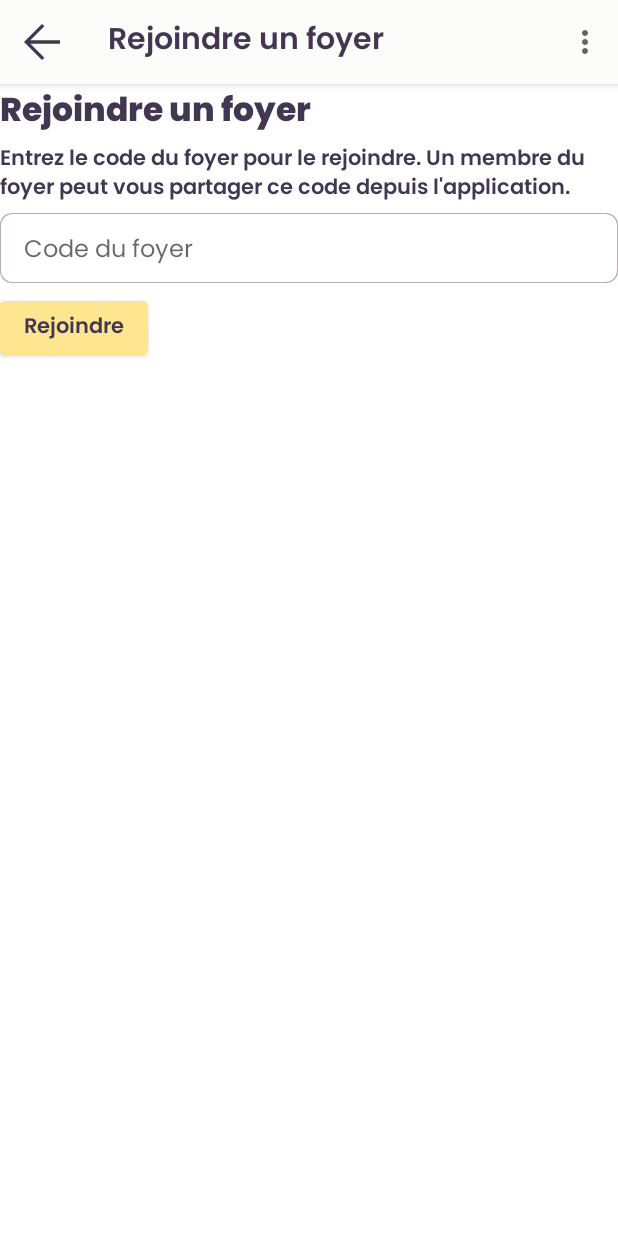
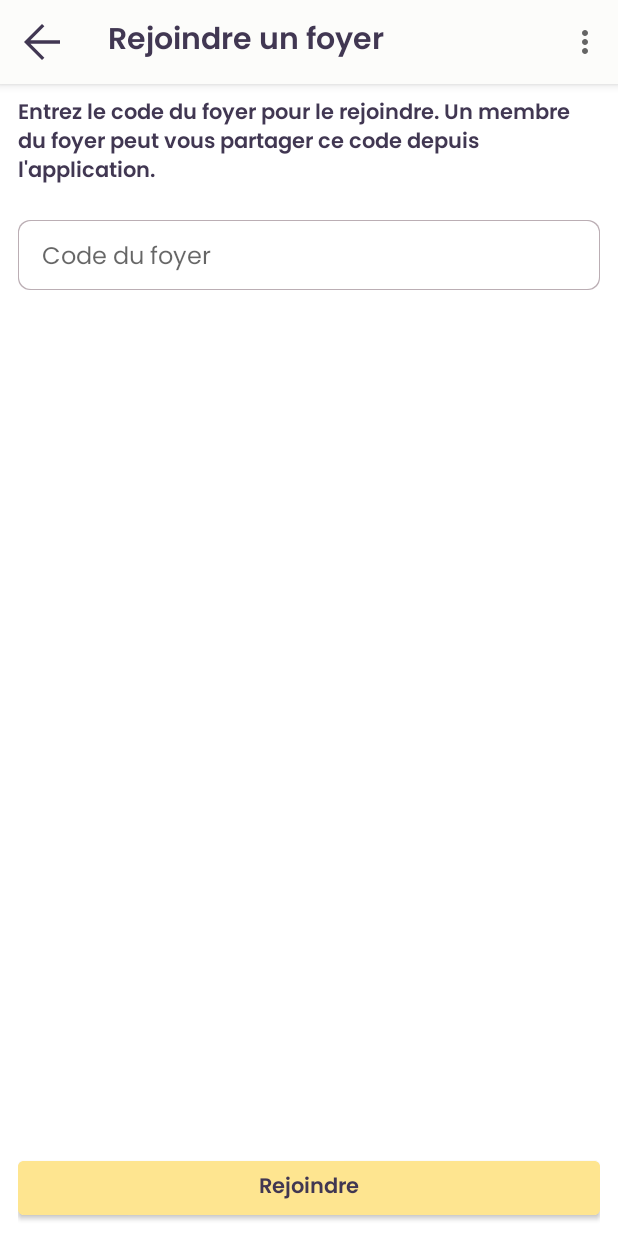
Before and after one commit to Julien113/Copropre, an Android app: the fragment HouseJoinFragment placed in its activity, on a phone screen of 412 x 824 dp. Run offline under Robolectric (Android 15) with nearby library versions, the light colour scheme and no system bars; our stand-ins replace Firebase (no records; nobody signed in at launch, a user with empty details on screens opened directly); 3 statements that could not run were skipped.

Commit message:
screen join - screen share

```diff
--- a/app/src/main/java/com/copropre/common/services/common/TopBarService.java
+++ b/app/src/main/java/com/copropre/common/services/common/TopBarService.java
@@ -122,8 +122,6 @@ public class TopBarService {
     }
 
     public static void changeTopBarMenuItems(FragmentName fragmentName){
-        Menu menu = topBar.getMenu();
-
         setMenuItem(false, R.id.mbShareApp, R.id.mbRateApp, R.id.mbChangeHouse,
                 R.id.mbHelp, R.id.mbLogin, R.id.mbLogout, R.id.mbInvitation, R.id.mbPremium,
                 R.id.mbProfile);
@@ -149,10 +147,6 @@ public class TopBarService {
             case FRAGMENT_HOUSE_BALANCE:
             case FRAGMENT_HOUSE_HISTORY:
             case FRAGMENT_HOUSE:
-                menu.findItem(R.id.mbPremium).setVisible(true);
-                menu.findItem(R.id.mbInvitation).setVisible(true);
-                menu.findItem(R.id.mbChangeHouse).setVisible(true);
-                menu.findItem(R.id.mbHelp).setVisible(true);
                 setMenuItem(true, R.id.mbPremium, R.id.mbInvitation, R.id.mbChangeHouse, R.id.mbHelp);
                 break;
         }
--- a/app/src/main/res/layout/fragment_house_join.xml
+++ b/app/src/main/res/layout/fragment_house_join.xml
@@ -2,14 +2,9 @@
 <LinearLayout xmlns:android="http://schemas.android.com/apk/res/android"
     android:layout_width="match_parent"
     android:orientation="vertical"
+    style="@style/PaddedBackGround"
     android:layout_height="match_parent">
-    <TextView
-        android:layout_width="match_parent"
-        android:layout_height="wrap_content"
-        android:text="Rejoindre un foyer"
-        style="@style/PageTitle"
-        />
-    <LinearLayout
+    <RelativeLayout
         android:layout_width="match_parent"
         android:layout_height="match_parent"
         android:id="@+id/lFirst"
@@ -20,28 +15,33 @@
             android:layout_height="wrap_content"
             android:text="Entrez le code du foyer pour le rejoindre. Un membre du foyer peut vous partager ce code depuis l'application."
             style="@style/MiniContentBold"
+            android:id="@+id/tDescription"
             />
+
         <EditText
+            android:id="@+id/etCode"
+            style="@style/MiniContent"
             android:layout_width="match_parent"
             android:layout_height="wrap_content"
-            android:id="@+id/etCode"
-            android:hint="Code du foyer"
-            style="@style/MiniContent"
-            />
+            android:layout_below="@id/tDescription"
+            android:layout_marginTop="16dp"
+            android:hint="Code du foyer" />
         <TextView
             android:layout_width="wrap_content"
             android:layout_height="wrap_content"
             android:id="@+id/tErrorHouseCode"
+            android:layout_below="@id/etCode"
             style="@style/EditTextErrorMsg"
             />
         <Button
-            android:layout_width="wrap_content"
+            android:layout_width="match_parent"
             android:layout_height="wrap_content"
             android:id="@+id/bJoin"
             android:text="Rejoindre"
             style="@style/ButtonNormal"
+            android:layout_alignParentBottom="true"
             />
-    </LinearLayout>
+    </RelativeLayout>
 
 
     <LinearLayout
```
Also changed, not shown: app/src/main/res/layout/fragment_house_share.xml (+11 -12 lines).
